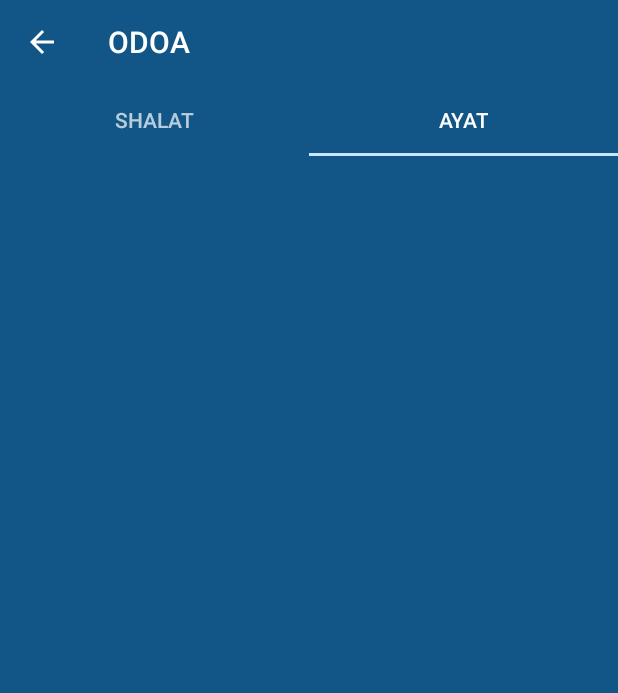
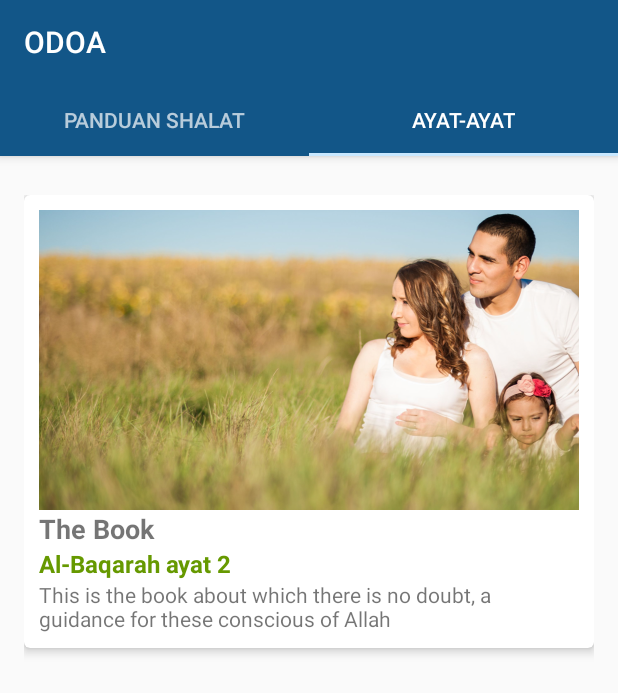
Before and after one commit to yahyamukhlis/materialdesign-tabs, an Android app: the screen it shows after launch (MainActivity), tab 2 chosen, on a phone screen of 412 x 824 dp. Shown: the top 693 px of the screen. Run offline under Robolectric (Android 15) with nearby library versions, the phone set to English and light mode, and no system bars.

Commit message:
adding recycler view

```diff
--- a/app/build.gradle
+++ b/app/build.gradle
@@ -24,4 +24,6 @@ dependencies {
     testCompile 'junit:junit:4.12'
     compile 'com.android.support:appcompat-v7:23.0.1'
     compile 'com.android.support:design:23.0.1'
+    compile 'com.android.support:recyclerview-v7:23.0.1'
+    compile 'com.android.support:cardview-v7:23.0.1'
 }
--- a/app/src/main/java/mukhlis/com/tabs/ayat/view/AyatFragment.java
+++ b/app/src/main/java/mukhlis/com/tabs/ayat/view/AyatFragment.java
@@ -2,16 +2,33 @@ package mukhlis.com.tabs.ayat.view;
 
 import android.os.Bundle;
 import android.support.v4.app.Fragment;
+import android.support.v7.widget.LinearLayoutManager;
+import android.support.v7.widget.RecyclerView;
 import android.view.LayoutInflater;
 import android.view.View;
 import android.view.ViewGroup;
 
+import java.util.ArrayList;
+import java.util.List;
+
 import mukhlis.com.tabs.R;
+import mukhlis.com.tabs.model.Ayat;
+import mukhlis.com.tabs.shalat.view.ShalatViewAdapter;
 
 /**
  * Created by yahyamukhlis on 12/8/15.
  */
 public class AyatFragment extends Fragment {
+
+    private View mRootView;
+
+    private RecyclerView mRecyclerView;
+
+    private RecyclerView.Adapter mAdapter;
+
+    private RecyclerView.LayoutManager mLayoutManager;
+
+    private List<Ayat> mDataset;
 
     public AyatFragment() {
     }
@@ -23,6 +40,28 @@ public class AyatFragment extends Fragment {
 
     @Override
     public View onCreateView(LayoutInflater inflater, ViewGroup container, Bundle savedInstanceState) {
-        return inflater.inflate(R.layout.fragment_shalat, container, false);
+        if (mRootView == null) {
+            mRootView = inflater.inflate(R.layout.fragment_ayat, container, false);
+
+            mRecyclerView = (RecyclerView) mRootView.findViewById(R.id.recycler_view);
+            mRecyclerView.setHasFixedSize(true);
+
+            mLayoutManager = new LinearLayoutManager(getActivity());
+            mRecyclerView.setLayoutManager(mLayoutManager);
+
+            populateData();
+            mAdapter = new AyatViewAdapter(mDataset.toArray(new Ayat[mDataset.size()]));
+            mRecyclerView.setAdapter(mAdapter);
+        }
+        return mRootView;
+    }
+
+    private void populateData() {
+        mDataset = new ArrayList<>();
+        mDataset.add(new Ayat("The Book", "Al-Baqarah", 2, "This is the book about which there is no " +
+                "doubt, a guidance for these conscious of Allah"));
+        mDataset.add(new Ayat("Ant", "An-Naml", 18, "until, when they came upon the valley of the ants," +
+                "an ant said, \"O ants, enter your dwellings that ou not be crushed by Solomon" +
+                "and his soldiers while they perceive not"));
     }
 }
--- /dev/null
+++ b/app/src/main/java/mukhlis/com/tabs/ayat/view/AyatViewAdapter.java
@@ -0,0 +1,67 @@
+package mukhlis.com.tabs.ayat.view;
+
+import android.support.v7.widget.RecyclerView;
+import android.view.LayoutInflater;
+import android.view.View;
+import android.view.ViewGroup;
+import android.widget.ImageView;
+import android.widget.TextView;
+import android.widget.Toast;
+
+import mukhlis.com.tabs.R;
+import mukhlis.com.tabs.model.Ayat;
+
+/**
+ * Created by yahyamukhlis on 12/10/15.
+ */
+public class AyatViewAdapter extends RecyclerView.Adapter<AyatViewAdapter.ViewHolder> {
+
+    private Ayat[] mDataset;
+
+    public AyatViewAdapter(Ayat[] dataset) {
+        mDataset = dataset;
+    }
+
+    @Override
+    public ViewHolder onCreateViewHolder(ViewGroup parent, int viewType) {
+        View view = LayoutInflater.from(parent.getContext()).inflate(R.layout.item_ayat, parent,
+                false);
+        return new ViewHolder(view);
+    }
+
+    @Override
+    public void onBindViewHolder(ViewHolder holder, final int position) {
+        Ayat ayat = mDataset[position];
+        holder.mTopic.setText(ayat.getTopik());
+        holder.mSuratAyat.setText(ayat.getNamaSurat() + " ayat " + ayat.getAyat());
+        holder.mTerjemahan.setText(ayat.getTerjemahan());
+    }
+
+    @Override
+    public int getItemCount() {
+        return mDataset.length;
+    }
+
+    public static class ViewHolder extends RecyclerView.ViewHolder {
+
+        public View mItemView;
+
+        public ImageView mImage;
+
+        public TextView mTopic;
+
+        public TextView mSuratAyat;
+
+        public TextView mTerjemahan;
+
+        public ViewHolder(final View view) {
+            super(view);
+            mItemView = view;
+            mImage = (ImageView) view.findViewById(R.id.image);
+            mTopic = (TextView) view.findViewById(R.id.topik);
+            mSuratAyat = (TextView) view.findViewById(R.id.surat_ayat);
+            mTerjemahan = (TextView) view.findViewById(R.id.terjemahan);
+        }
+    }
+
+}
--- a/app/src/main/java/mukhlis/com/tabs/main/view/MainActivity.java
+++ b/app/src/main/java/mukhlis/com/tabs/main/view/MainActivity.java
@@ -33,7 +33,7 @@ public class MainActivity extends AppCompatActivity {
         mToolbar = (Toolbar) findViewById(R.id.toolbar);
         setSupportActionBar(mToolbar);
 
-        getSupportActionBar().setDisplayHomeAsUpEnabled(true);
+        getSupportActionBar().setDisplayHomeAsUpEnabled(false);
 
         mViewPager = (ViewPager) findViewById(R.id.viewpager);
         initViewPager(mViewPager);
@@ -44,9 +44,9 @@ public class MainActivity extends AppCompatActivity {
 
     private void initViewPager(ViewPager viewPager) {
         ViewPagerAdapter viewPagerAdapter = new ViewPagerAdapter(getSupportFragmentManager());
-        viewPagerAdapter.addFragment(new ShalatFragment(), "Shalat");
-        viewPagerAdapter.addFragment(new AyatFragment(), "Ayat");
-        mViewPager.setAdapter(viewPagerAdapter);
+        viewPagerAdapter.addFragment(new ShalatFragment(), "Panduan Shalat");
+        viewPagerAdapter.addFragment(new AyatFragment(), "Ayat-Ayat");
+        viewPager.setAdapter(viewPagerAdapter);
     }
 
     class ViewPagerAdapter extends FragmentPagerAdapter {
--- /dev/null
+++ b/app/src/main/java/mukhlis/com/tabs/model/Ayat.java
@@ -0,0 +1,44 @@
+package mukhlis.com.tabs.model;
+
+/**
+ * Created by yahyamukhlis on 12/10/15.
+ */
+public class Ayat {
+
+    private String topik;
+
+    private String namaSurat;
+
+    private int ayat;
+
+    private String terjemahan;
+
+    private String imageUrl;
+
+    public Ayat(String topik, String namaSurat, int ayat, String terjemahan) {
+        this.topik = topik;
+        this.namaSurat = namaSurat;
+        this.ayat = ayat;
+        this.terjemahan = terjemahan;
+    }
+
+    public String getTopik() {
+        return topik;
+    }
+
+    public String getNamaSurat() {
+        return namaSurat;
+    }
+
+    public int getAyat() {
+        return ayat;
+    }
+
+    public String getTerjemahan() {
+        return terjemahan;
+    }
+
+    public String getImageUrl() {
+        return imageUrl;
+    }
+}
--- a/app/src/main/java/mukhlis/com/tabs/shalat/view/ShalatFragment.java
+++ b/app/src/main/java/mukhlis/com/tabs/shalat/view/ShalatFragment.java
@@ -2,9 +2,14 @@ package mukhlis.com.tabs.shalat.view;
 
 import android.os.Bundle;
 import android.support.v4.app.Fragment;
+import android.support.v7.widget.LinearLayoutManager;
+import android.support.v7.widget.RecyclerView;
 import android.view.LayoutInflater;
 import android.view.View;
 import android.view.ViewGroup;
+
+import java.util.ArrayList;
+import java.util.List;
 
 import mukhlis.com.tabs.R;
 
@@ -12,6 +17,16 @@ import mukhlis.com.tabs.R;
  * Created by yahyamukhlis on 12/8/15.
  */
 public class ShalatFragment extends Fragment {
+
+    private View mRootView;
+
+    private RecyclerView mRecyclerView;
+
+    private RecyclerView.Adapter mAdapter;
+
+    private RecyclerView.LayoutManager mLayoutManager;
+
+    private List<String> mDataset;
 
     public ShalatFragment() {
     }
@@ -23,6 +38,33 @@ public class ShalatFragment extends Fragment {
 
     @Override
     public View onCreateView(LayoutInflater inflater, ViewGroup container, Bundle savedInstanceState) {
-        return inflater.inflate(R.layout.fragment_shalat, container, false);
+        if (mRootView == null) {
+            mRootView = inflater.inflate(R.layout.fragment_shalat, container, false);
+
+            mRecyclerView = (RecyclerView) mRootView.findViewById(R.id.recycler_view);
+            mRecyclerView.setHasFixedSize(true);
+
+            mLayoutManager = new LinearLayoutManager(getActivity());
+            mRecyclerView.setLayoutManager(mLayoutManager);
+
+            populateData();
+            mAdapter = new ShalatViewAdapter(mDataset.toArray(new String[mDataset.size()]));
+            mRecyclerView.setAdapter(mAdapter);
+        }
+        return mRootView;
+    }
+
+    private void populateData() {
+        mDataset = new ArrayList<>();
+        mDataset.add("Niat");
+        mDataset.add("Takbiratul Ihram");
+        mDataset.add("Membaca Doa Iftitah");
+        mDataset.add("Membaca Al-Fatihah");
+        mDataset.add("Rukuk");
+        mDataset.add("I'tidal");
+        mDataset.add("Sujud");
+        mDataset.add("Duduk diantara 2 sujud");
+        mDataset.add("Tahiyat Awal dan Akhir");
+        mDataset.add("Salam");
     }
 }
--- /dev/null
+++ b/app/src/main/java/mukhlis/com/tabs/shalat/view/ShalatViewAdapter.java
@@ -0,0 +1,60 @@
+package mukhlis.com.tabs.shalat.view;
+
+import android.support.v7.widget.RecyclerView;
+import android.view.LayoutInflater;
+import android.view.View;
+import android.view.ViewGroup;
+import android.widget.TextView;
+import android.widget.Toast;
+
+import mukhlis.com.tabs.R;
+
+/**
+ * Created by yahyamukhlis on 12/10/15.
+ */
+public class ShalatViewAdapter extends RecyclerView.Adapter<ShalatViewAdapter.ViewHolder> {
+
+    private String[] mDataset;
+
+    public ShalatViewAdapter(String[] dataset) {
+        mDataset = dataset;
+    }
+
+    @Override
+    public ViewHolder onCreateViewHolder(ViewGroup parent, int viewType) {
+        View view = LayoutInflater.from(parent.getContext()).inflate(R.layout.item_shalat, parent,
+                false);
+        return new ViewHolder(view);
+    }
+
+    @Override
+    public void onBindViewHolder(ViewHolder holder, final int position) {
+        holder.mView.setOnClickListener(new View.OnClickListener() {
+            @Override
+            public void onClick(View v) {
+                Toast.makeText(v.getContext(), mDataset[position], Toast.LENGTH_SHORT);
+            }
+        });
+
+        holder.mTextView.setText(position + 1 + ". " + mDataset[position]);
+    }
+
+    @Override
+    public int getItemCount() {
+        return mDataset.length;
+    }
+
+    public static class ViewHolder extends RecyclerView.ViewHolder {
+
+        public View mView;
+
+        public TextView mTextView;
+
+        public ViewHolder(final View view) {
+            super(view);
+            mView = view;
+            mTextView = (TextView) view.findViewById(R.id.title);
+        }
+    }
+
+}
--- a/app/src/main/res/layout/activity_main.xml
+++ b/app/src/main/res/layout/activity_main.xml
@@ -7,7 +7,7 @@
 
     <android.support.design.widget.AppBarLayout
         android:layout_width="match_parent"
-        android:layout_height="match_parent"
+        android:layout_height="wrap_content"
         android:theme="@style/ThemeOverlay.AppCompat.Dark.ActionBar">
 
         <android.support.v7.widget.Toolbar
--- a/app/src/main/res/layout/fragment_ayat.xml
+++ b/app/src/main/res/layout/fragment_ayat.xml
@@ -4,9 +4,12 @@
     android:layout_width="match_parent"
     android:layout_height="match_parent">
 
-    <TextView
-        android:layout_width="wrap_content"
-        android:layout_height="wrap_content"
-        android:text="Ayat Fragment"/>
+    <android.support.v7.widget.RecyclerView
+        android:id="@+id/recycler_view"
+        android:layout_width="match_parent"
+        android:layout_height="match_parent"
+        android:scrollbars="vertical"
+        android:dividerHeight="10dp"
+        android:layout_margin="16dp"/>
 
 </RelativeLayout>
--- a/app/src/main/res/layout/fragment_shalat.xml
+++ b/app/src/main/res/layout/fragment_shalat.xml
@@ -4,9 +4,11 @@
     android:layout_width="match_parent"
     android:layout_height="match_parent">
 
-    <TextView
-        android:layout_width="wrap_content"
-        android:layout_height="wrap_content"
-        android:text="Shalat Fragment"/>
+    <android.support.v7.widget.RecyclerView
+        android:id="@+id/recycler_view"
+        android:layout_width="match_parent"
+        android:layout_height="match_parent"
+        android:scrollbars="vertical"
+        android:padding="16dp" />
 
 </RelativeLayout>
--- /dev/null
+++ b/app/src/main/res/layout/item_ayat.xml
@@ -0,0 +1,56 @@
+<?xml version="1.0" encoding="utf-8"?>
+<LinearLayout
+    xmlns:android="http://schemas.android.com/apk/res/android"
+    android:orientation="vertical"
+    android:layout_width="match_parent"
+    android:layout_height="match_parent"
+    android:layout_marginTop="10dp">
+
+    <android.support.v7.widget.CardView
+        xmlns:card_view="http://schemas.android.com/apk/res-auto"
+        android:layout_width="match_parent"
+        android:layout_height="wrap_content"
+        card_view:cardCornerRadius="4dp"
+        card_view:cardElevation="4dp">
+
+        <LinearLayout
+            android:layout_width="match_parent"
+            android:layout_height="wrap_content"
+            android:orientation="vertical"
+            android:padding="10dp">
+
+            <ImageView
+                android:id="@+id/image"
+                android:layout_width="match_parent"
+                android:layout_height="200dp"
+                android:src="@drawable/family"/>
+
+            <TextView
+                android:id="@+id/topik"
+                android:layout_width="match_parent"
+                android:layout_height="wrap_content"
+                android:textSize="18dp"
+                android:textStyle="bold"
+                android:text="Topik"/>
+
+            <TextView
+                android:id="@+id/surat_ayat"
+                android:layout_width="match_parent"
+                android:layout_height="wrap_content"
+                android:text="surat dan ayat"
+                android:textColor="@android:color/holo_green_dark"
+                android:textStyle="bold"
+                android:textSize="16dp"/>
+
+            <TextView
+                android:id="@+id/terjemahan"
+                android:layout_width="match_parent"
+                android:layout_height="wrap_content"
+                android:text="terjemahan"
+                android:textSize="14dp"/>
+
+        </LinearLayout>
+
+    </android.support.v7.widget.CardView>
+
+</LinearLayout>
--- /dev/null
+++ b/app/src/main/res/layout/item_shalat.xml
@@ -0,0 +1,19 @@
+<?xml version="1.0" encoding="utf-8"?>
+<LinearLayout
+    xmlns:android="http://schemas.android.com/apk/res/android"
+    android:orientation="vertical"
+    android:layout_width="match_parent"
+    android:layout_height="match_parent"
+    android:clickable="true"
+    android:focusable="true"
+    android:background="?attr/selectableItemBackground"
+    android:gravity="center">
+
+    <TextView
+        android:id="@+id/title"
+        android:layout_width="match_parent"
+        android:layout_height="wrap_content"
+        android:text="test"
+        android:gravity="center_horizontal"/>
+
+</LinearLayout>
```
Also changed, not shown: app/src/main/res/drawable/family.png (added).
